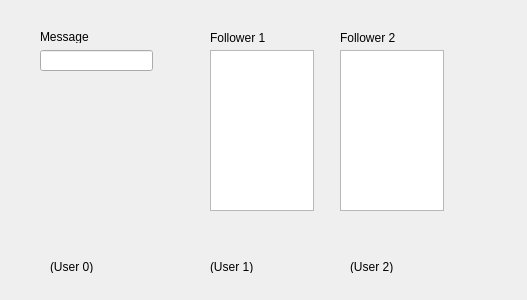
This is twitter/dashboard.ui in matt-ankerson/oosd as Qt 5 draws it before an edit. The edited form follows.
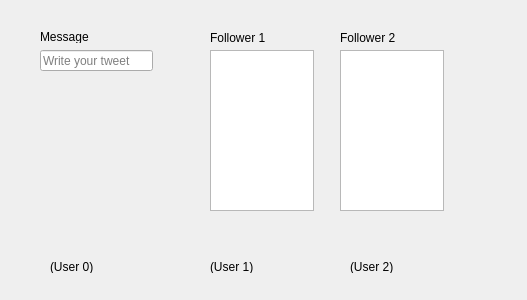
This is the edited form.

Patch:
```diff
--- a/twitter/dashboard.ui
+++ b/twitter/dashboard.ui
@@ -22,6 +22,9 @@
      <height>21</height>
     </rect>
    </property>
+   <property name="placeholderText">
+    <string>Write your tweet</string>
+   </property>
   </widget>
   <widget class="QLabel" name="lblMessage">
    <property name="geometry">
```
